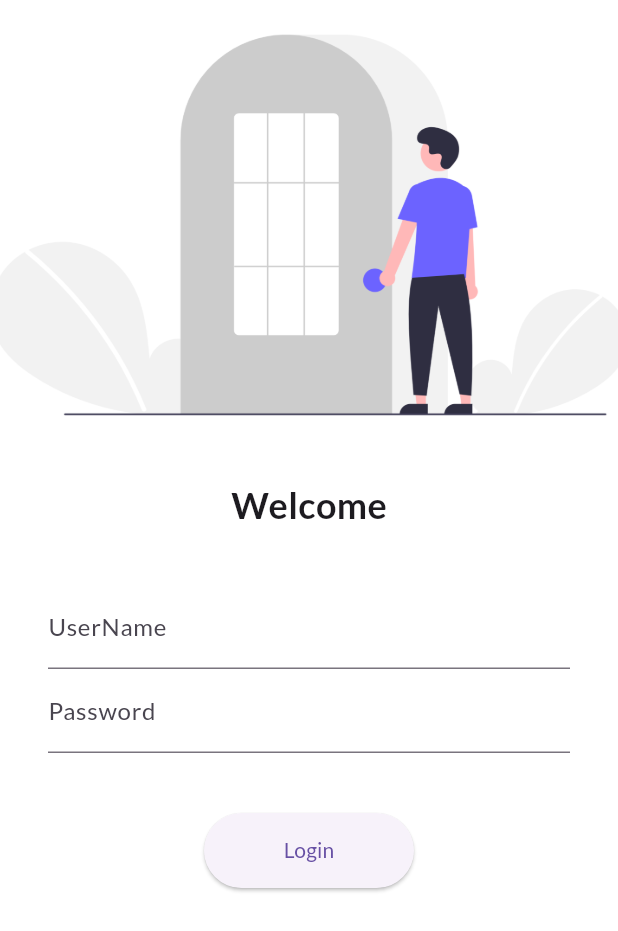
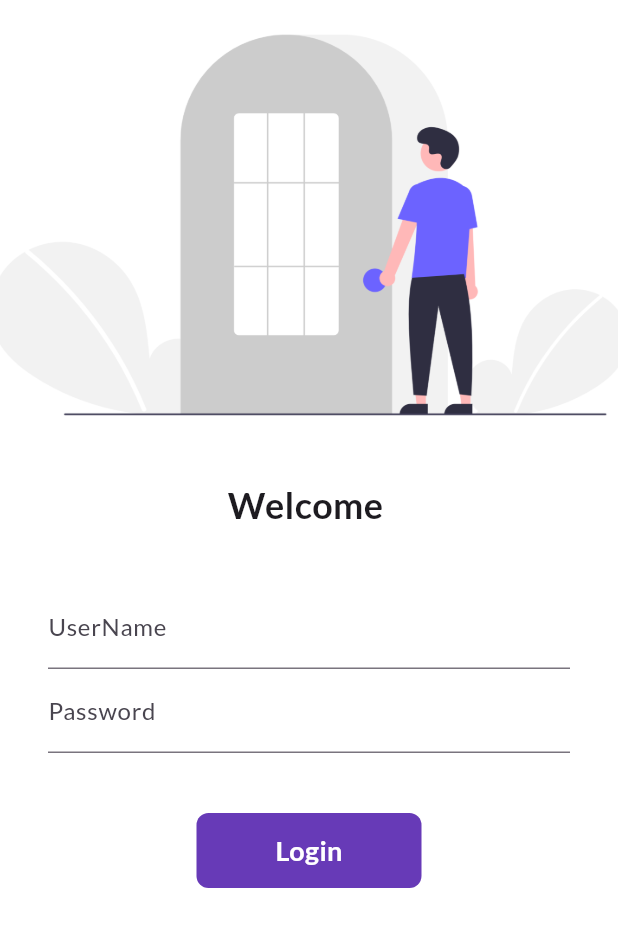
Before and after one commit to Priyammaurya1/Catalog-App-First-App, a Flutter app: the screen it shows after launch, on a phone screen of 412 x 824 dp. Shown: the top 931 px of the screen. Run offline on Flutter 3.47's test engine with Material 3 defaults, Android fonts, the phone set to English and light mode, and no system bars; our stand-ins replace google_fonts.

Commit message:
done_day6

```diff
--- a/lib/main.dart
+++ b/lib/main.dart
@@ -23,7 +23,7 @@ class MyApp extends StatelessWidget {
       // initialRoute: "/home",
       routes: {
         "/": (context) => LogInpage(),
-         MyRoutes.homeRoutes: (context) => HomePage(),
+        MyRoutes.homeRoutes: (context) => HomePage(),
         MyRoutes.logInRoute: (context) => LogInpage(),
       },
     );
--- a/lib/pages/login.dart
+++ b/lib/pages/login.dart
@@ -1,7 +1,15 @@
 import 'package:coffee_card/utils/routes.dart';
 import 'package:flutter/material.dart';
 
-class LogInpage extends StatelessWidget {
+class LogInpage extends StatefulWidget {
+  @override
+  State<LogInpage> createState() => _LogInpageState();
+}
+
+class _LogInpageState extends State<LogInpage> {
+  String name = "";
+  bool changeButton = false;
+
   @override
   Widget build(BuildContext context) {
     return Material(
@@ -13,7 +21,7 @@ class LogInpage extends StatelessWidget {
             SizedBox(height: 20.0),
 
             Text(
-              "Welcome",
+              "Welcome $name",
               style: TextStyle(fontSize: 24, fontWeight: FontWeight.bold),
             ),
             SizedBox(height: 20.0),
@@ -29,6 +37,10 @@ class LogInpage extends StatelessWidget {
                       hintText: "Enter UserName",
                       labelText: "UserName",
                     ),
+                    onChanged: (value) {
+                      name = value;
+                      setState(() {});
+                    },
                   ),
                   TextFormField(
                     obscureText: true,
@@ -38,13 +50,47 @@ class LogInpage extends StatelessWidget {
                     ),
                   ),
                   SizedBox(height: 40.0),
-                  ElevatedButton(
-                    style: TextButton.styleFrom(minimumSize: Size(140, 50)),
-                    child: Text('Login'),
-                    onPressed: () {
+                  InkWell(
+                    onTap:() async{
+                      setState(() {
+                        changeButton = true;
+                      });
+
+                      await Future.delayed(Duration(seconds: 1));
                       Navigator.pushNamed(context, MyRoutes.homeRoutes);
                     },
+                    child: AnimatedContainer(
+                      duration: Duration(seconds: 1),
+                      width: changeButton? 50: 150,
+                      height: 50,
+                      alignment: Alignment.center,
+                      // color: Colors.deepPurple,   // can't use it becuz there can be only one color either direct coor or using decoration.
+                      decoration: BoxDecoration(
+                        color: Colors.deepPurple,
+                        // shape: changeButton? BoxShape.circle : BoxShape.rectangle,
+                        borderRadius: BorderRadius.circular(changeButton? 50: 8),
+                      ),
+                      child: changeButton? Icon(
+                        Icons.done,
+                        color: Colors.white
+                        ): Text(
+                        'Login',
+                        style: TextStyle(
+                          color: Colors.white,
+                          fontWeight: FontWeight.bold,
+                          fontSize: 18.0,
+                        ),
+                      ),
+
+                    ),
                   ),
+                  // ElevatedButton(
+                  //   style: TextButton.styleFrom(minimumSize: Size(140, 50)),
+                  //   child: Text('Login'),
+                  //   onPressed: () {
+                  //     Navigator.pushNamed(context, MyRoutes.homeRoutes);
+                  //   },
+                  // ),
                 ],
               ),
             ),
--- a/lib/utils/routes.dart
+++ b/lib/utils/routes.dart
@@ -1,4 +1,4 @@
-class MyRoutes{
+class MyRoutes {
   static String logInRoute = "/logIn";
   static String homeRoutes = "/home";
 }
```
